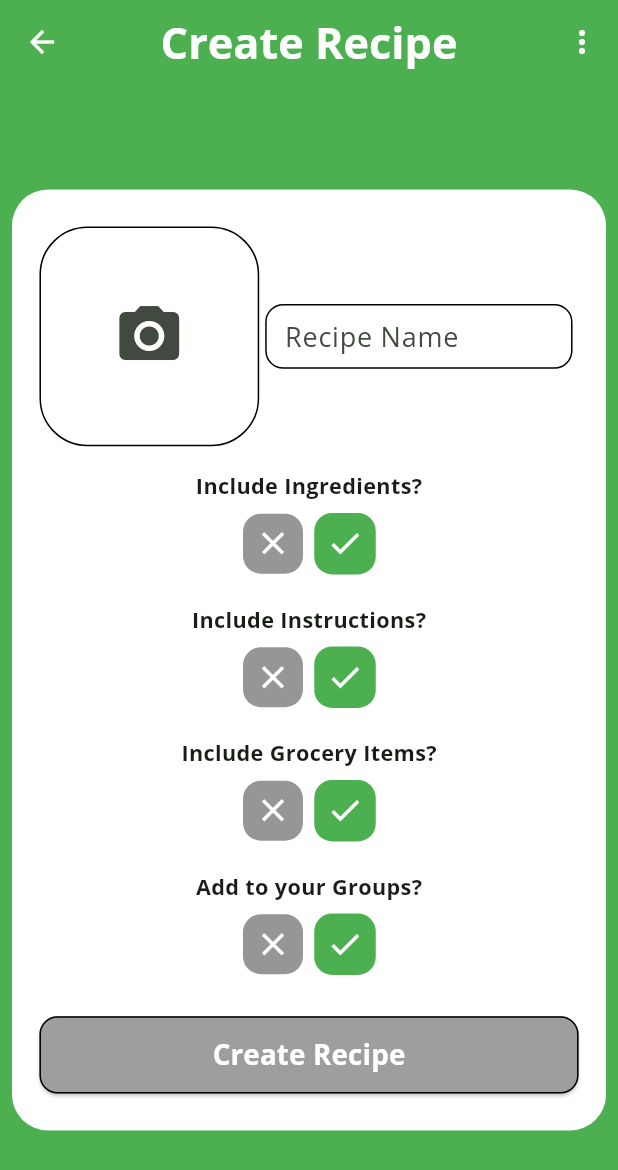
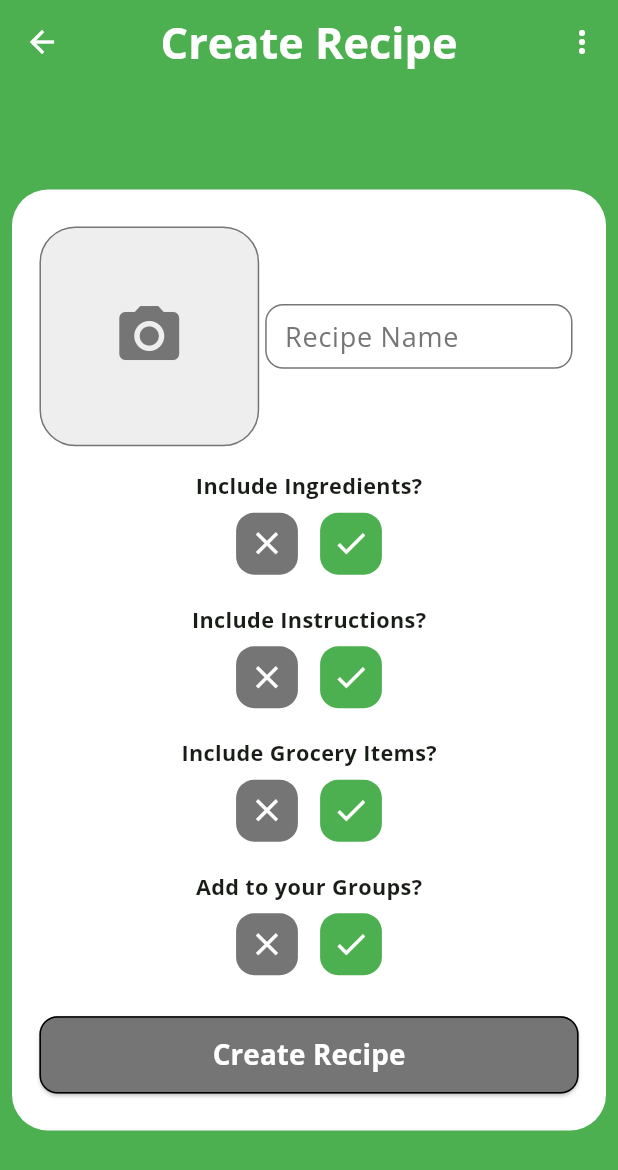
Before and after one commit to JamesMeta/Menu-Plus, a Flutter app: the CreateRecipeScreen screen opened by its route, on a phone screen of 412 x 824 dp. Shown: the top 1170 px of the screen. Run offline on Flutter 3.47's test engine with Material 3 defaults, Android fonts, the light colour scheme and no system bars; our stand-ins replace cached_network_image, flutter_screenutil, go_router, google_sign_in, image_cropper, image_picker and 2 more; accounts and stored records are empty; network calls fail.

Commit message:
UI update for recipe creation screen and bug fixes

```diff
--- a/rankmyroast/lib/classes/modals/recipe.dart
+++ b/rankmyroast/lib/classes/modals/recipe.dart
@@ -35,7 +35,7 @@ class Recipe {
 
 extension RecipeImageUrl on Recipe {
   String? get publicImageUrl {
-    if (imageName == null || imageName!.isEmpty) {
+    if (imageName.isEmpty) {
       return null;
     }
 
--- a/rankmyroast/lib/screens/navigational_base_screen/views/recipe/screens/create/create_recipe_screen.dart
+++ b/rankmyroast/lib/screens/navigational_base_screen/views/recipe/screens/create/create_recipe_screen.dart
@@ -192,8 +192,11 @@ class _CreateRecipeScreenState extends State<CreateRecipeScreen> {
                                     height: 42.h,
                                     alignment: Alignment.center,
                                     decoration: BoxDecoration(
-                                      border: Border.all(color: Colors.black),
+                                      border: Border.all(
+                                        color: Colors.grey[600]!,
+                                      ),
                                       borderRadius: BorderRadius.circular(12),
+                                      color: Colors.white,
                                     ),
                                     child: TextField(
                                       controller: _recipeNameController,
@@ -210,7 +213,10 @@ class _CreateRecipeScreenState extends State<CreateRecipeScreen> {
                                                   }),
                                       decoration: InputDecoration(
                                         labelText: "Recipe Name",
-                                        labelStyle: TextStyle(fontSize: 18),
+                                        labelStyle: TextStyle(
+                                          fontSize: 18,
+                                          color: Colors.grey[600],
+                                        ),
                                         floatingLabelBehavior:
                                             FloatingLabelBehavior.never,
 
@@ -252,6 +258,11 @@ class _CreateRecipeScreenState extends State<CreateRecipeScreen> {
                         setParentState: setState,
                         deleteFromParent:
                             (item) => _ingredientsList.remove(item),
+                        updatePositionForParentList: (oldIndex, newIndex) {
+                          if (newIndex > oldIndex) newIndex -= 1;
+                          final item = _ingredientsList.removeAt(oldIndex);
+                          _ingredientsList.insert(newIndex, item);
+                        },
                       ),
 
                       SizedBox(height: 16),
@@ -273,6 +284,11 @@ class _CreateRecipeScreenState extends State<CreateRecipeScreen> {
                             () => setState(() {
                               _hideInstructions = true;
                             }),
+                        updatePositionForParentList: (oldIndex, newIndex) {
+                          if (newIndex > oldIndex) newIndex -= 1;
+                          final item = _instructionsList.removeAt(oldIndex);
+                          _instructionsList.insert(newIndex, item);
+                        },
                         setParentState: setState,
                         deleteFromParent:
                             (item) => _instructionsList.remove(item),
@@ -299,6 +315,11 @@ class _CreateRecipeScreenState extends State<CreateRecipeScreen> {
                             }),
                         setParentState: setState,
                         deleteFromParent: (item) => _groceryList.remove(item),
+                        updatePositionForParentList: (oldIndex, newIndex) {
+                          if (newIndex > oldIndex) newIndex -= 1;
+                          final item = _groceryList.removeAt(oldIndex);
+                          _groceryList.insert(newIndex, item);
+                        },
                       ),
 
                       SizedBox(height: 16),
@@ -366,7 +387,7 @@ class _CreateRecipeScreenState extends State<CreateRecipeScreen> {
                         },
                         style: ElevatedButton.styleFrom(
                           backgroundColor:
-                              _canSubmit ? Colors.green : Colors.grey,
+                              _canSubmit ? Colors.green : Colors.grey[600],
                           padding: EdgeInsets.zero,
                           shape: RoundedRectangleBorder(
                             side: BorderSide(color: Colors.black),
--- a/rankmyroast/lib/screens/navigational_base_screen/views/recipe/screens/create/widgets/form_section_widget.dart
+++ b/rankmyroast/lib/screens/navigational_base_screen/views/recipe/screens/create/widgets/form_section_widget.dart
@@ -15,6 +15,7 @@ class FormSectionWidget extends StatelessWidget {
   final List<String> itemsList;
   final void Function(void Function()) setParentState;
   final void Function(String item) deleteFromParent;
+  final void Function(int oldIndex, int newIndex) updatePositionForParentList;
 
   const FormSectionWidget({
     super.key,
@@ -30,6 +31,7 @@ class FormSectionWidget extends StatelessWidget {
     required this.controller,
     required this.itemsList,
     required this.setParentState,
+    required this.updatePositionForParentList,
   });
 
   @override
@@ -40,21 +42,31 @@ class FormSectionWidget extends StatelessWidget {
               children: [
                 ExpansionTile(
                   tilePadding: EdgeInsets.symmetric(horizontal: 8.w),
+                  backgroundColor: Colors.white,
+
                   initiallyExpanded: true,
                   shape: RoundedRectangleBorder(
                     side:
                         itemsList.isNotEmpty
-                            ? BorderSide(color: Colors.black)
-                            : BorderSide(color: Colors.transparent),
-                    borderRadius: BorderRadius.circular(24),
+                            ? BorderSide(color: Colors.grey[600]!)
+                            : BorderSide(color: Colors.grey[600]!),
+                    borderRadius: BorderRadius.circular(12),
                   ),
                   collapsedShape: RoundedRectangleBorder(
                     side: BorderSide(color: Colors.transparent),
-                    borderRadius: BorderRadius.circular(24),
+                    borderRadius: BorderRadius.circular(12),
                   ),
                   leading: IconButton(
                     onPressed: onModify,
-                    icon: Icon(Icons.close),
+                    style: IconButton.styleFrom(
+                      padding: EdgeInsets.zero,
+
+                      backgroundColor: const Color.fromARGB(22, 161, 161, 161),
+                      shape: RoundedRectangleBorder(
+                        borderRadius: BorderRadius.circular(12),
+                      ),
+                    ),
+                    icon: Icon(Icons.close, color: Colors.grey[600]),
                     padding: EdgeInsets.zero,
                   ),
                   title: Text(
@@ -62,6 +74,7 @@ class FormSectionWidget extends StatelessWidget {
                     style: TextStyle(
                       fontSize: 18.sp,
                       fontWeight: FontWeight.bold,
+                      color: Colors.grey[600],
                     ),
                     textAlign: TextAlign.left,
                   ),
@@ -69,22 +82,14 @@ class FormSectionWidget extends StatelessWidget {
                     ItemListViewWidget(
                       items: itemsList,
                       isNumericalList: isNumericalList,
-                      deleteForParentList:
-                          (String item) => itemsList.remove(item),
-                      updatePositionForParentList: (
-                        int oldIndex,
-                        int newIndex,
-                      ) {
-                        if (newIndex > oldIndex) newIndex -= 1;
-                        final item = itemsList.removeAt(oldIndex);
-                        itemsList.insert(newIndex, item);
-                      },
+                      deleteForParentList: deleteFromParent,
+                      updatePositionForParentList: updatePositionForParentList,
                       setParentState: setParentState,
                     ),
                   ],
                 ),
 
-                if (itemsList.isNotEmpty) SizedBox(height: 8),
+                SizedBox(height: 8),
 
                 Container(
                   height: 42.h,
@@ -98,8 +103,9 @@ class FormSectionWidget extends StatelessWidget {
                           height: 42.h,
                           alignment: Alignment.center,
                           decoration: BoxDecoration(
-                            border: Border.all(color: Colors.black),
+                            border: Border.all(color: Colors.grey[600]!),
                             borderRadius: BorderRadius.circular(12),
+                            color: Colors.white,
                           ),
                           child: TextField(
                             controller: controller,
@@ -142,7 +148,6 @@ class FormSectionWidget extends StatelessWidget {
                               borderRadius: BorderRadius.all(
                                 Radius.circular(12),
                               ),
-                              side: BorderSide(color: Colors.black, width: 1),
                             ),
                           ),
                         ),
@@ -173,23 +178,22 @@ class FormSectionWidget extends StatelessWidget {
 
                         icon: Icon(Icons.close, color: Colors.white),
                         style: IconButton.styleFrom(
-                          backgroundColor: const Color.fromARGB(
-                            255,
-                            150,
-                            150,
-                            150,
-                          ),
+                          backgroundColor: Colors.grey[600],
+                          minimumSize: Size(40.h, 40.h),
                           shape: RoundedRectangleBorder(
                             borderRadius: BorderRadius.circular(12),
                           ),
                         ),
                       ),
+                      SizedBox(width: 8),
                       IconButton(
                         onPressed: onModify,
+
                         iconSize: 25,
                         icon: Icon(Icons.check, color: Colors.white),
                         style: IconButton.styleFrom(
                           backgroundColor: Colors.green,
+                          minimumSize: Size(40.h, 40.h),
                           shape: RoundedRectangleBorder(
                             borderRadius: BorderRadius.circular(12),
                           ),
--- a/rankmyroast/lib/screens/navigational_base_screen/views/recipe/screens/create/widgets/group_form_section_widget.dart
+++ b/rankmyroast/lib/screens/navigational_base_screen/views/recipe/screens/create/widgets/group_form_section_widget.dart
@@ -44,31 +44,40 @@ class GroupFormSectionWidget extends StatelessWidget {
               children: [
                 ExpansionTile(
                   tilePadding: EdgeInsets.symmetric(horizontal: 8.w),
+                  backgroundColor: Colors.white,
 
                   initiallyExpanded: true,
                   shape: RoundedRectangleBorder(
                     side:
                         itemsList.isNotEmpty
-                            ? BorderSide(color: Colors.black)
-                            : BorderSide(color: Colors.transparent),
-                    borderRadius: BorderRadius.circular(24),
+                            ? BorderSide(color: Colors.grey[600]!)
+                            : BorderSide(color: Colors.grey[600]!),
+                    borderRadius: BorderRadius.circular(12),
                   ),
                   collapsedShape: RoundedRectangleBorder(
                     side: BorderSide(color: Colors.transparent),
-                    borderRadius: BorderRadius.circular(24),
+                    borderRadius: BorderRadius.circular(12),
                   ),
                   maintainState: true,
                   leading: IconButton(
                     onPressed: onModify,
-                    icon: Icon(Icons.close),
+                    style: IconButton.styleFrom(
+                      padding: EdgeInsets.zero,
+                      backgroundColor: const Color.fromARGB(22, 161, 161, 161),
+                      shape: RoundedRectangleBorder(
+                        borderRadius: BorderRadius.circular(12),
+                      ),
+                    ),
+                    icon: Icon(Icons.close, color: Colors.grey[600]),
                     padding: EdgeInsets.zero,
                   ),
 
                   title: Text(
-                    "Add to Groups",
+                    header,
                     style: TextStyle(
                       fontSize: 18.sp,
                       fontWeight: FontWeight.bold,
+                      color: Colors.grey[600],
                     ),
                     textAlign: TextAlign.left,
                   ),
@@ -85,7 +94,7 @@ class GroupFormSectionWidget extends StatelessWidget {
                   ],
                 ),
 
-                if (itemsList.isNotEmpty) SizedBox(height: 8),
+                SizedBox(height: 8),
 
                 Container(
                   height: 42.h,
@@ -99,8 +108,9 @@ class GroupFormSectionWidget extends StatelessWidget {
                           height: 42.h,
                           alignment: Alignment.center,
                           decoration: BoxDecoration(
-                            border: Border.all(color: Colors.black),
+                            border: Border.all(color: Colors.grey[600]!),
                             borderRadius: BorderRadius.circular(12),
+                            color: Colors.white,
                           ),
                           child: GestureDetector(
                             onTap: () async {
@@ -124,7 +134,7 @@ class GroupFormSectionWidget extends StatelessWidget {
                               controller: controller,
 
                               decoration: InputDecoration(
-                                labelText: "Click to add groups...",
+                                labelText: subtitle,
                                 labelStyle: TextStyle(fontSize: 18),
                                 floatingLabelBehavior:
                                     FloatingLabelBehavior.never,
@@ -157,7 +167,6 @@ class GroupFormSectionWidget extends StatelessWidget {
                               borderRadius: BorderRadius.all(
                                 Radius.circular(12),
                               ),
-                              side: BorderSide(color: Colors.black, width: 1),
                             ),
                           ),
                         ),
@@ -171,7 +180,7 @@ class GroupFormSectionWidget extends StatelessWidget {
               child: Column(
                 children: [
                   Text(
-                    "Add to your Groups?",
+                    includeSectionText,
                     style: TextStyle(
                       fontSize: 14.sp,
                       fontWeight: FontWeight.bold,
@@ -187,23 +196,21 @@ class GroupFormSectionWidget extends StatelessWidget {
                         onPressed: onHide,
                         icon: Icon(Icons.close, color: Colors.white),
                         style: IconButton.styleFrom(
-                          backgroundColor: const Color.fromARGB(
-                            255,
-                            150,
-                            150,
-                            150,
-                          ),
+                          backgroundColor: Colors.grey[600],
+                          minimumSize: Size(40.h, 40.h),
                           shape: RoundedRectangleBorder(
                             borderRadius: BorderRadius.circular(12),
                           ),
                         ),
                       ),
+                      SizedBox(width: 8),
                       IconButton(
                         onPressed: onModify,
                         iconSize: 25,
                         icon: Icon(Icons.check, color: Colors.white),
                         style: IconButton.styleFrom(
                           backgroundColor: Colors.green,
+                          minimumSize: Size(40.h, 40.h),
                           shape: RoundedRectangleBorder(
                             borderRadius: BorderRadius.circular(12),
                           ),
--- a/rankmyroast/lib/screens/navigational_base_screen/views/recipe/screens/create/widgets/widgets/image_content_widget.dart
+++ b/rankmyroast/lib/screens/navigational_base_screen/views/recipe/screens/create/widgets/widgets/image_content_widget.dart
@@ -23,11 +23,12 @@ class ImageContentWidget extends StatelessWidget {
   Widget buildPlaceholderIcon() {
     return Container(
       decoration: BoxDecoration(
-        border: Border.all(color: Colors.black),
-        borderRadius: BorderRadius.circular(32),
+        border: Border.all(color: Colors.grey[600]!),
+        color: Colors.grey[200],
+        borderRadius: BorderRadius.circular(24),
       ),
       child: IconButton(
-        icon: const Icon(Icons.camera_alt, size: 48),
+        icon: Icon(Icons.camera_alt, size: 48, color: Colors.grey[600]),
         onPressed: updateRecipeImage,
       ),
     );
```
Also changed, not shown: rankmyroast/lib/screens/navigational_base_screen/views/recipe/screens/create/widgets/widgets/item_list_view_widget.dart (+33 -6 lines), 1 other file.
